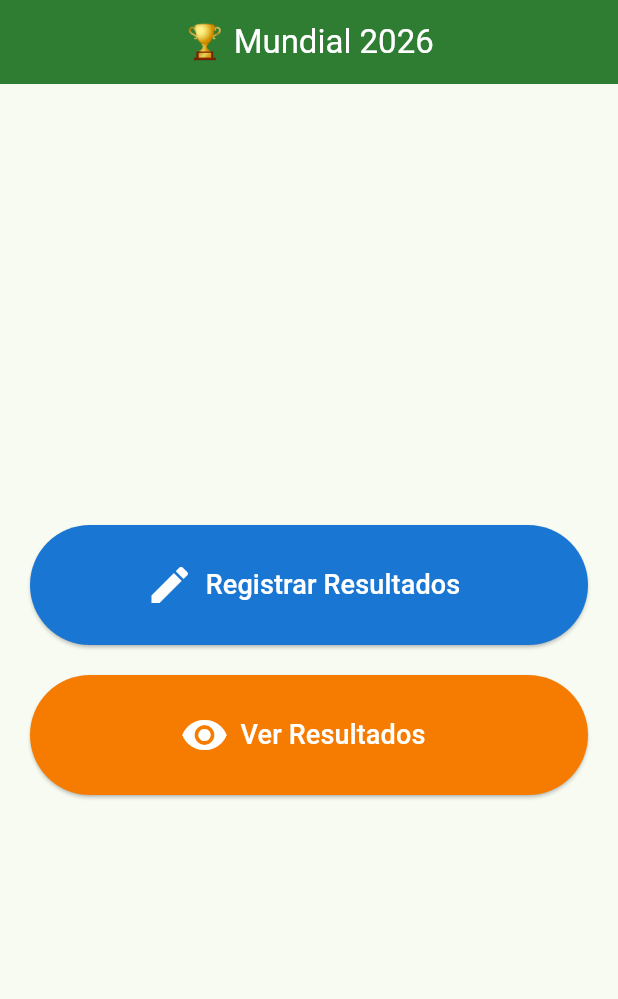
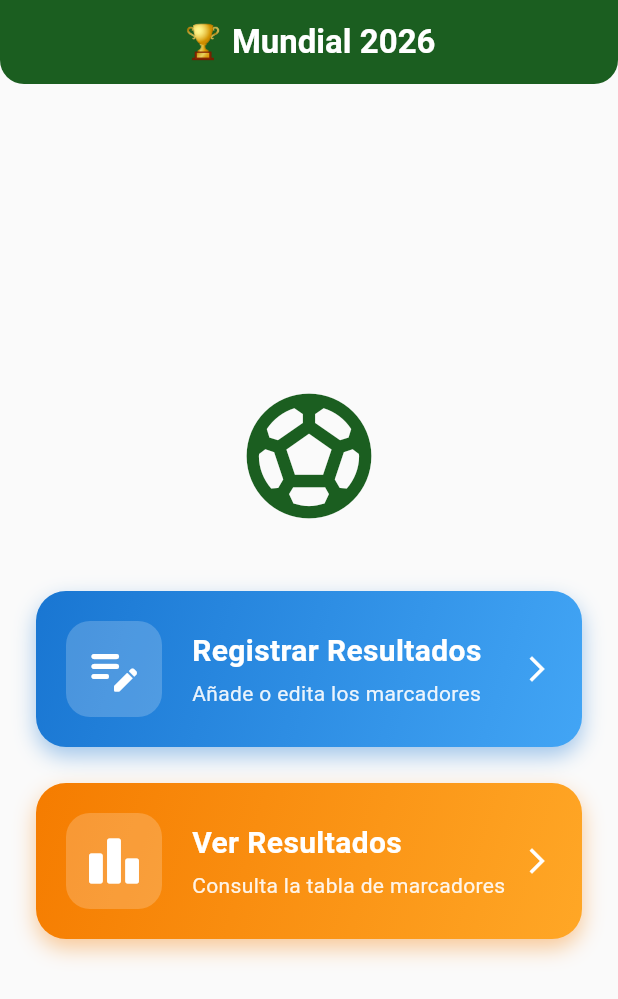
Before and after one commit to JUAN-0101/Mundial_2026, a Flutter app: the screen it shows after launch, on a phone screen of 412 x 824 dp. Shown: the top 999 px of the screen. Run offline on Flutter 3.47's test engine with Material 3 defaults, Android fonts, the phone set to English and light mode, and no system bars; our stand-ins replace dio, flutter_riverpod.

Commit message:
Quinta version: mejora en interfaz y funcionalidad

```diff
--- a/lib/main.dart
+++ b/lib/main.dart
@@ -16,7 +16,24 @@ class MyApp extends StatelessWidget {
       title: 'Mundial 2026',
       theme: ThemeData(
         useMaterial3: true,
-        colorSchemeSeed: Colors.green,
+        colorSchemeSeed: const Color(0xFF1B5E20), // Verde oscuro elegante
+        scaffoldBackgroundColor: const Color(0xFFFAFAFA), // Fondo gris muy claro (Constante)
+        appBarTheme: const AppBarTheme(
+          elevation: 0,
+          centerTitle: true,
+          backgroundColor: Color(0xFF1B5E20),
+          foregroundColor: Colors.white,
+          shape: RoundedRectangleBorder(
+            borderRadius: BorderRadius.vertical(bottom: Radius.circular(16)),
+          ),
+        ),
+        cardTheme: CardThemeData(
+          elevation: 4,
+          shadowColor: Colors.black12,
+          shape: RoundedRectangleBorder(
+            borderRadius: BorderRadius.circular(16),
+          ),
+        ),
       ),
       home: const MenuPrincipal(),
     );
--- a/lib/screens/menu_principal.dart
+++ b/lib/screens/menu_principal.dart
@@ -1,64 +1,122 @@
 import 'package:flutter/material.dart';
-import 'package:flutter_riverpod/flutter_riverpod.dart';
 import 'lista_partidos.dart';
 import 'ver_resultado.dart';
 
-class MenuPrincipal extends ConsumerWidget {
+class MenuPrincipal extends StatelessWidget {
   const MenuPrincipal({super.key});
 
   @override
-  Widget build(BuildContext context, WidgetRef ref) {
+  Widget build(BuildContext context) {
     return Scaffold(
       appBar: AppBar(
-        title: const Text('🏆 Mundial 2026'),
-        centerTitle: true,
-        backgroundColor: Colors.green.shade800,
-        foregroundColor: Colors.white,
+        title: const Text('🏆 Mundial 2026', style: TextStyle(fontWeight: FontWeight.bold)),
       ),
-      body: Padding(
-        padding: const EdgeInsets.all(20),
+      body: SafeArea(
+        child: Padding(
+          padding: const EdgeInsets.all(24.0),
           child: Column(
             mainAxisAlignment: MainAxisAlignment.center,
             children: [
-            SizedBox(
-              width: double.infinity,
-              height: 80,
-              child: ElevatedButton.icon(
-                onPressed: () {
-                  Navigator.push(
+              const Icon(Icons.sports_soccer, size: 100, color: Color(0xFF1B5E20)),
+              const SizedBox(height: 40),
+              _MenuCard(
+                titulo: 'Registrar Resultados',
+                subtitulo: 'Añade o edita los marcadores',
+                icono: Icons.edit_note_rounded,
+                colorInicio: Colors.blue.shade700,
+                colorFin: Colors.blue.shade400,
+                onTap: () => Navigator.push(
                   context,
                   MaterialPageRoute(builder: (_) => const ListaPartidos()),
-                  );
-                },
-                icon: const Icon(Icons.edit, size: 32),
-                label: const Text('Registrar Resultados',
-                    style: TextStyle(fontSize: 18)),
-                style: ElevatedButton.styleFrom(
-                  backgroundColor: Colors.blue.shade700,
-                  foregroundColor: Colors.white,
+                ),
+              ),
+              const SizedBox(height: 24),
+              _MenuCard(
+                titulo: 'Ver Resultados',
+                subtitulo: 'Consulta la tabla de marcadores',
+                icono: Icons.leaderboard_rounded,
+                colorInicio: Colors.orange.shade700,
+                colorFin: Colors.orange.shade400,
+                onTap: () => Navigator.push(
+                  context,
+                  MaterialPageRoute(builder: (_) => const VerResultados()),
+                ),
+              ),
+            ],
           ),
         ),
       ),
-            const SizedBox(height: 20),
-            SizedBox(
-              width: double.infinity,
-              height: 80,
-              child: ElevatedButton.icon(
-                onPressed: () {
-                  Navigator.push(
-                    context,
-                    MaterialPageRoute(builder: (_) => const VerResultados()),
     );
-                },
-                icon: const Icon(Icons.visibility, size: 32),
-                label: const Text('Ver Resultados',
-                    style: TextStyle(fontSize: 18)),
-                style: ElevatedButton.styleFrom(
-                  backgroundColor: Colors.orange.shade700,
-                  foregroundColor: Colors.white,
+  }
+}
+
+class _MenuCard extends StatelessWidget {
+  final String titulo;
+  final String subtitulo;
+  final IconData icono;
+  final Color colorInicio;
+  final Color colorFin;
+  final VoidCallback onTap;
+
+  const _MenuCard({
+    required this.titulo,
+    required this.subtitulo,
+    required this.icono,
+    required this.colorInicio,
+    required this.colorFin,
+    required this.onTap,
+  });
+
+  @override
+  Widget build(BuildContext context) {
+    return InkWell(
+      onTap: onTap,
+      borderRadius: BorderRadius.circular(20),
+      child: Container(
+        padding: const EdgeInsets.all(20),
+        decoration: BoxDecoration(
+          borderRadius: BorderRadius.circular(20),
+          gradient: LinearGradient(
+            colors: [colorInicio, colorFin],
+            begin: Alignment.topLeft,
+            end: Alignment.bottomRight,
+          ),
+          boxShadow: [
+            BoxShadow(
+              color: colorInicio.withOpacity(0.4),
+              blurRadius: 12,
+              offset: const Offset(0, 6),
+            )
+          ],
+        ),
+        child: Row(
+          children: [
+            Container(
+              padding: const EdgeInsets.all(12),
+              decoration: BoxDecoration(
+                color: Colors.white.withOpacity(0.2),
+                borderRadius: BorderRadius.circular(16),
+              ),
+              child: Icon(icono, size: 40, color: Colors.white),
+            ),
+            const SizedBox(width: 20),
+            Expanded(
+              child: Column(
+                crossAxisAlignment: CrossAxisAlignment.start,
+                children: [
+                  Text(
+                    titulo,
+                    style: const TextStyle(fontSize: 20, fontWeight: FontWeight.bold, color: Colors.white),
+                  ),
+                  const SizedBox(height: 4),
+                  Text(
+                    subtitulo,
+                    style: TextStyle(fontSize: 14, color: Colors.white.withOpacity(0.9)),
+                  ),
+                ],
               ),
             ),
-            ),
+            const Icon(Icons.arrow_forward_ios, color: Colors.white, size: 20),
           ],
         ),
       ),
```
Also changed, not shown: lib/screens/registrar_resultado.dart (+67 -88 lines), lib/screens/ver_resultado.dart (+49 -51 lines), pubspec.lock, 13 other files. Lines whose indentation alone changed are shown as unchanged.
